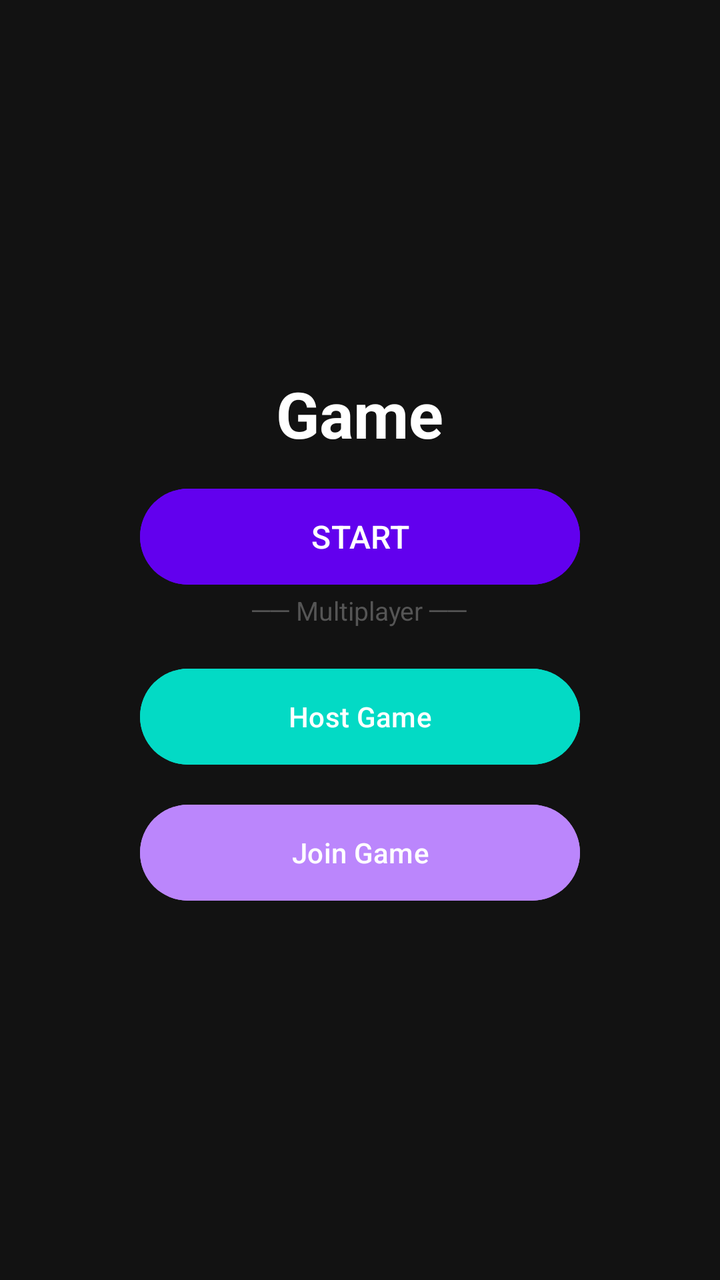
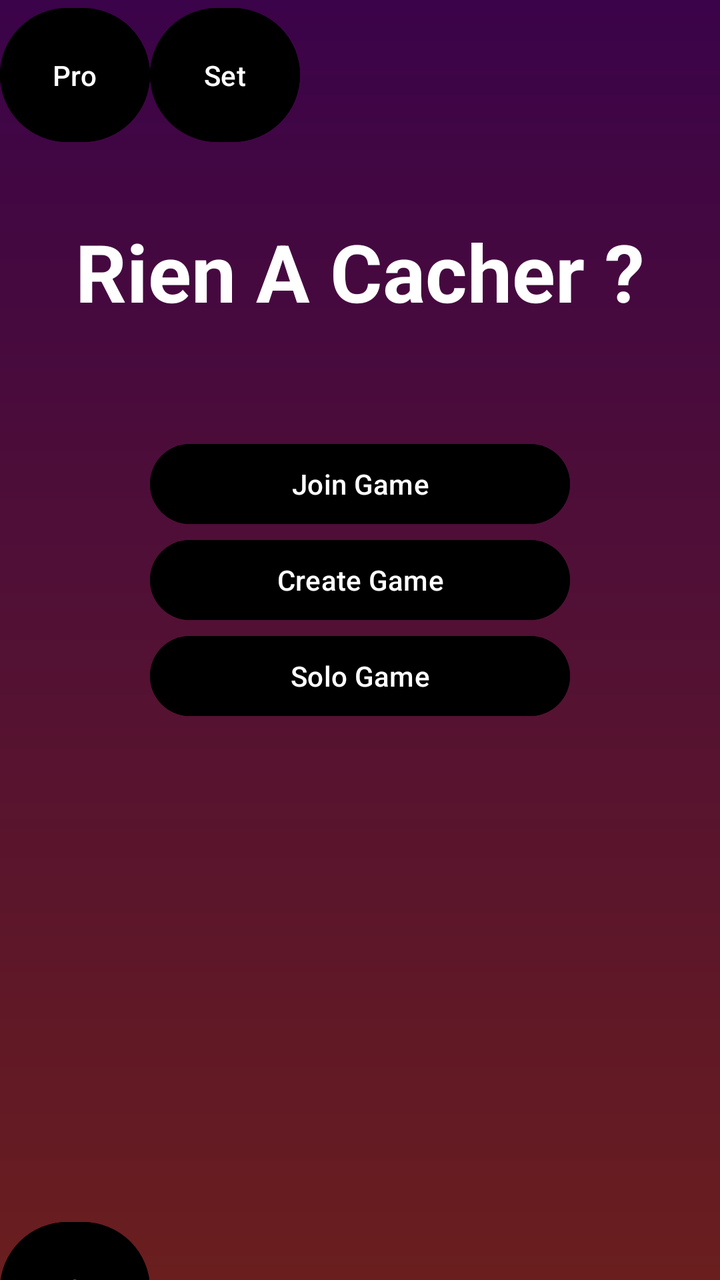

Before-and-after screenshots of an Android layout around one commit, followed by the original layout XML and the change that was made.
<!-- AndroidManifest.xml: application theme Theme.Rien_a_Cacher -->
<!-- res/layout/activity_main.xml -->
<?xml version="1.0" encoding="utf-8"?>
<LinearLayout xmlns:android="http://schemas.android.com/apk/res/android"
    android:layout_width="match_parent"
    android:layout_height="match_parent"
    android:orientation="vertical"
    android:gravity="center"
    android:background="#121212"
    android:padding="32dp">

    <TextView
        android:layout_width="wrap_content"
        android:layout_height="wrap_content"
        android:text="Game"
        android:textSize="32sp"
        android:textStyle="bold"
        android:textColor="#FFFFFF"
        android:layout_marginBottom="12dp" />

    <Button
        android:id="@+id/btnGo"
        android:layout_width="220dp"
        android:layout_height="56dp"
        android:text="START"
        android:textSize="16sp"
        android:textColor="#FFFFFF"
        android:backgroundTint="#6200EE" />

    <TextView
        android:layout_width="wrap_content"
        android:layout_height="wrap_content"
        android:text="── Multiplayer ──"
        android:textColor="#555555"
        android:textSize="13sp"
        android:layout_marginBottom="16dp" />

    <Button
        android:id="@+id/btnHost"
        android:layout_width="220dp"
        android:layout_height="56dp"
        android:text="Host Game"
        android:textColor="#FFFFFF"
        android:backgroundTint="#03DAC5"
        android:layout_marginBottom="12dp" />

    <Button
        android:id="@+id/btnJoin"
        android:layout_width="220dp"
        android:layout_height="56dp"
        android:text="Join Game"
        android:textColor="#FFFFFF"
        android:backgroundTint="#BB86FC" />

</LinearLayout>
<!-- resources referenced by this layout -->
<resources>
  <style name="Theme.Rien_a_Cacher" parent="Base.Theme.Rien_a_Cacher" />
  <style name="Base.Theme.Rien_a_Cacher" parent="Theme.Material3.DayNight.NoActionBar">
          
          
      </style>
</resources>

<!-- the commit's change to res/layout/activity_main.xml (unified diff, before → after) -->
@@ -1,53 +1,89 @@
 <?xml version="1.0" encoding="utf-8"?>
-<LinearLayout xmlns:android="http://schemas.android.com/apk/res/android"
+<LinearLayout
+    xmlns:android="http://schemas.android.com/apk/res/android"
+    android:id="@+id/main"
     android:layout_width="match_parent"
     android:layout_height="match_parent"
-    android:orientation="vertical"
-    android:gravity="center"
-    android:background="#121212"
-    android:padding="32dp">
+    android:background="@drawable/background_gradient"
+    android:orientation="vertical">
 
-    <TextView
-        android:layout_width="wrap_content"
-        android:layout_height="wrap_content"
-        android:text="Game"
-        android:textSize="32sp"
-        android:textStyle="bold"
-        android:textColor="#FFFFFF"
-        android:layout_marginBottom="12dp" />
+    <LinearLayout
+        android:id="@+id/layouts1"
+        android:layout_width="match_parent"
+        android:layout_height="109dp"
+        android:layout_gravity="start"
+        android:orientation="horizontal">
+
+        <Button
+            android:id="@+id/btnProfile"
+            android:layout_width="75sp"
+            android:layout_height="75sp"
+            android:layout_gravity="start"
+            android:backgroundTint="#000"
+            android:text="@string/profile"
+            android:textColor="#fff" />
+
+        <Button
+            android:id="@+id/btnSetting"
+            android:layout_width="75sp"
+            android:layout_height="75sp"
+            android:layout_gravity="end"
+            android:backgroundTint="#000"
+            android:text="@string/setting"
+            android:textColor="#fff" />
+    </LinearLayout>
+
+    <LinearLayout
+        android:id="@+id/layouts2"
+        android:layout_width="match_parent"
+        android:layout_height="498dp"
+        android:layout_gravity="center"
+        android:orientation="vertical">
+
+        <TextView
+            android:id="@+id/textLogo"
+            android:layout_width="wrap_content"
+            android:layout_height="109dp"
+            android:layout_gravity="center"
+            android:text="@string/logo"
+            android:textColor="#fff"
+            android:textSize="40sp"
+            android:textStyle="bold" />
+
+        <Button
+            android:id="@+id/btnJoin"
+            android:layout_width="210sp"
+            android:layout_height="wrap_content"
+            android:layout_gravity="center"
+            android:backgroundTint="#000"
+            android:text="@string/join"
+            android:textColor="#fff" />
+
+        <Button
+            android:id="@+id/btnHost"
+            android:layout_width="210sp"
+            android:layout_height="wrap_content"
+            android:layout_gravity="center"
+            android:backgroundTint="#000"
+            android:text="@string/create"
+            android:textColor="#fff" />
+
+        <Button
+            android:id="@+id/btnSolo"
+            android:layout_width="210sp"
+            android:layout_height="wrap_content"
+            android:layout_gravity="center"
+            android:backgroundTint="#000"
+            android:text="@string/soloGame"
+            android:textColor="#fff" />
+    </LinearLayout>
 
     <Button
-        android:id="@+id/btnGo"
-        android:layout_width="220dp"
-        android:layout_height="56dp"
-        android:text="START"
-        android:textSize="16sp"
-        android:textColor="#FFFFFF"
-        android:backgroundTint="#6200EE" />
-
-    <TextView
-        android:layout_width="wrap_content"
-        android:layout_height="wrap_content"
-        android:text="── Multiplayer ──"
-        android:textColor="#555555"
-        android:textSize="13sp"
-        android:layout_marginBottom="16dp" />
-
-    <Button
-        android:id="@+id/btnHost"
-        android:layout_width="220dp"
-        android:layout_height="56dp"
-        android:text="Host Game"
-        android:textColor="#FFFFFF"
-        android:backgroundTint="#03DAC5"
-        android:layout_marginBottom="12dp" />
-
-    <Button
-        android:id="@+id/btnJoin"
-        android:layout_width="220dp"
-        android:layout_height="56dp"
-        android:text="Join Game"
-        android:textColor="#FFFFFF"
-        android:backgroundTint="#BB86FC" />
-
+        android:id="@+id/btnQuestions"
+        android:layout_width="75sp"
+        android:layout_height="75sp"
+        android:layout_gravity="start"
+        android:text="@string/questions"
+        android:textColor="#fff"
+        android:backgroundTint="#000"/>
 </LinearLayout>
<!-- resource entries referenced after the edit -->
@@ -1,5 +1,23 @@
 <!-- resources referenced by this layout -->
 <resources>
+  <!-- drawable background_gradient (drawable) -->
+  <?xml version="1.0" encoding="utf-8"?>
+  <shape
+      xmlns:android="http://schemas.android.com/apk/res/android"
+      android:shape="rectangle">
+      <gradient
+          android:type="linear"
+          android:startColor="#3B0349"
+          android:endColor="#6A1E1E"
+          android:angle="200" />
+  </shape>
+  <string name="create">Create Game</string>
+  <string name="join">Join Game</string>
+  <string name="logo">Rien A Cacher ?</string>
+  <string name="profile">Pro</string>
+  <string name="questions">\?</string>
+  <string name="setting">Set</string>
+  <string name="soloGame">Solo Game</string>
   <style name="Theme.Rien_a_Cacher" parent="Base.Theme.Rien_a_Cacher" />
   <style name="Base.Theme.Rien_a_Cacher" parent="Theme.Material3.DayNight.NoActionBar">
           
